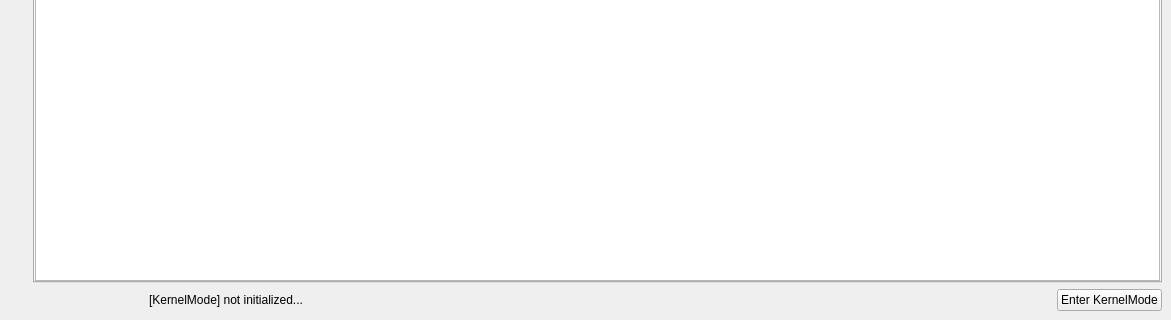
Old version of the form src/OpenArk/ui/kernel.ui in the repository BlackINT3/OpenArk; both pictures show x 0 to 1171 and y 561 to 881 of the 1171 by 881 pixel window.
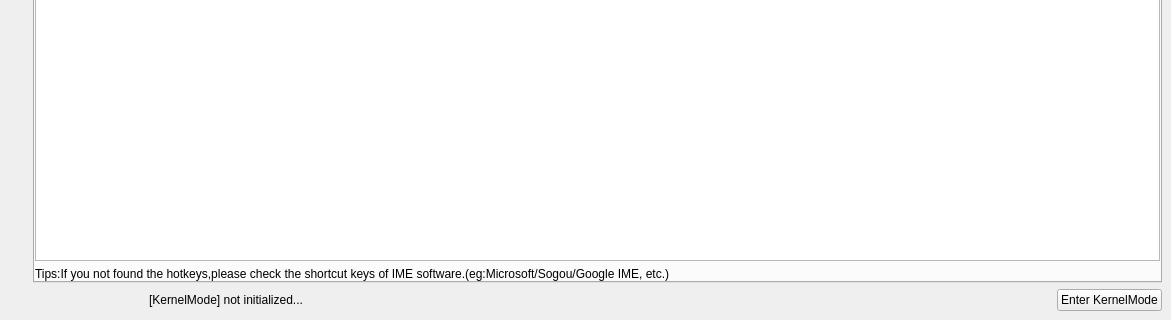
New version of the form. The open tabs and pages were chosen to show the change.

Commit message: Remove out of date code and ui changed

```diff
--- a/src/OpenArk/ui/kernel.ui
+++ b/src/OpenArk/ui/kernel.ui
@@ -400,6 +400,13 @@
          </property>
         </widget>
        </item>
+       <item>
+        <widget class="QLabel" name="label_7">
+         <property name="text">
+          <string>Tips:If you not found the hotkeys,please check the shortcut keys of IME software.(eg:Microsoft/Sogou/Google IME, etc.)</string>
+         </property>
+        </widget>
+       </item>
       </layout>
      </widget>
      <widget class="QWidget" name="tabMemory">
```
Left out of the diff: 2 changed lines with no effect on the pictures. The commit also changes 3 other files.
